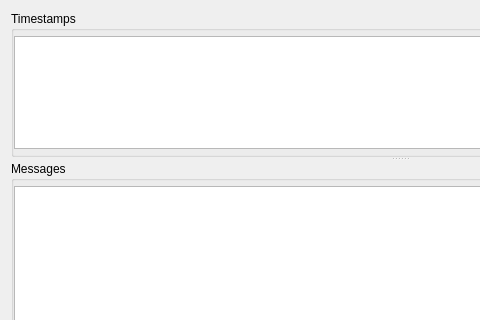
First picture: the form in src/client/gui/chatlogdialog.ui, repository schuay/sepm, before the edit; both pictures show x 0 to 480 and y 0 to 320 of the 800 by 500 pixel window.
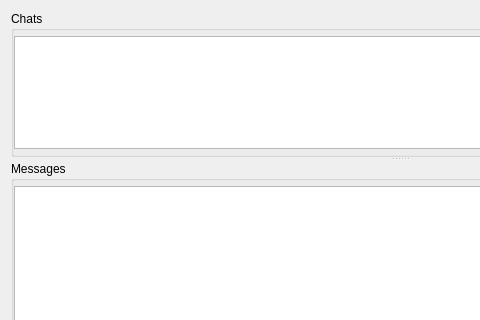
Second picture: the form after the edit.

Commit message: Display "Chats" instead of "Timestamps" in Chatlog window

What changed in the file:
```diff
--- a/src/client/gui/chatlogdialog.ui
+++ b/src/client/gui/chatlogdialog.ui
@@ -33,7 +33,7 @@
        </sizepolicy>
       </property>
       <property name="title">
-       <string>Timestamps</string>
+       <string>Chats</string>
       </property>
       <layout class="QVBoxLayout" name="verticalLayout">
        <property name="leftMargin">
```
